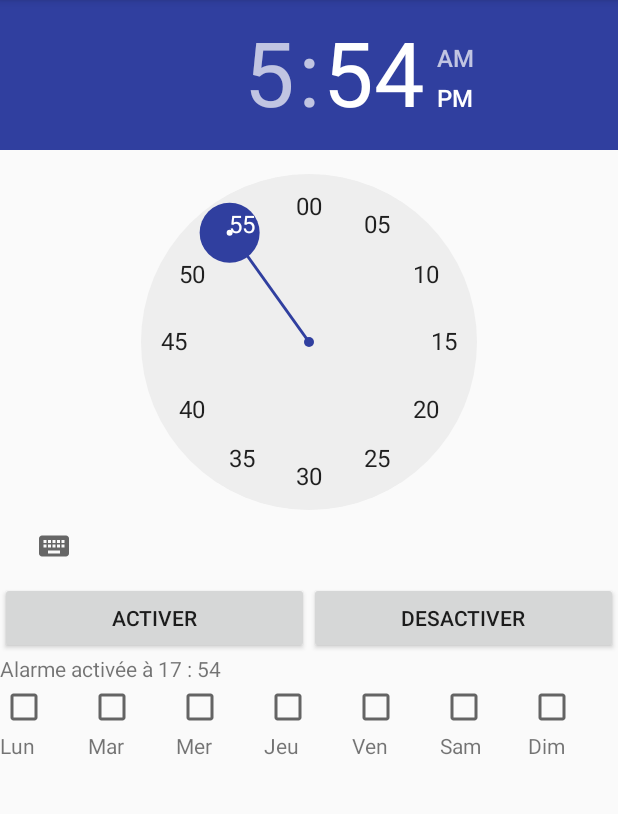
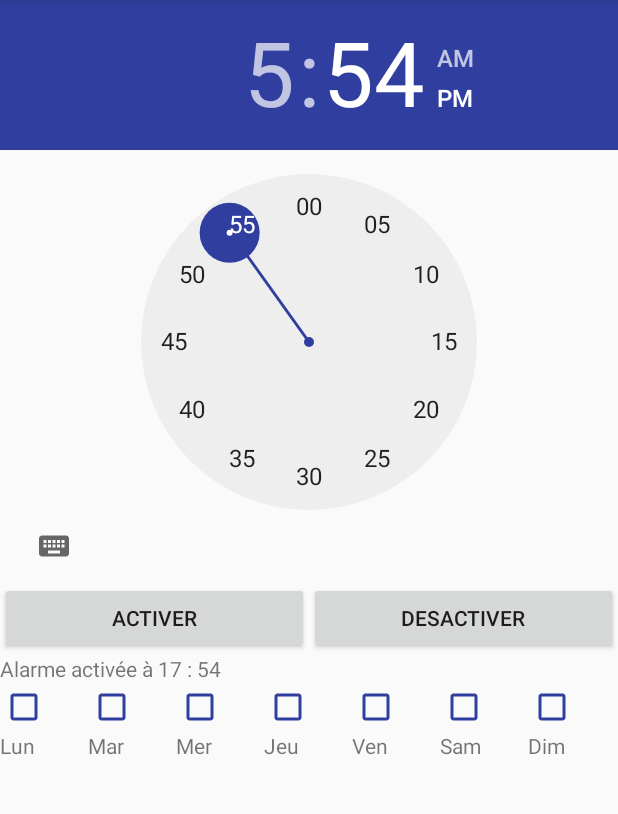
Before and after one commit to BrunoCambianica/Reveil, an Android app: the screen it shows after launch (MainActivity), after a tap on "ACTIVER", on a phone screen of 412 x 824 dp, the part 84-898 px from its top. Run offline under Robolectric (Android 15) with nearby library versions, the phone set to English and light mode, and no system bars; 1 other tap on this screen came first.

Commit message:
Ajout selection et affichage jours
non pris en compte par le reveil

```diff
--- a/app/build.gradle
+++ b/app/build.gradle
@@ -5,7 +5,7 @@ android {
     buildToolsVersion "23.0.2"
 
     defaultConfig {
-        applicationId "anna.whalealarmclock"
+        applicationId "com.example.bruno.myapplication"
         minSdkVersion 14
         targetSdkVersion 23
         versionCode 1
--- a/app/src/main/java/com/example/bruno/myapplication/MainActivity.java
+++ b/app/src/main/java/com/example/bruno/myapplication/MainActivity.java
@@ -10,8 +10,13 @@ import android.support.v7.app.AppCompatActivity;
 import android.os.Bundle;
 import android.view.View;
 import android.widget.Button;
+import android.widget.CheckBox;
 import android.widget.TextView;
 import android.widget.TimePicker;
+
+import java.util.Calendar;
+import java.util.Date;
+import java.util.GregorianCalendar;
 
 public class MainActivity extends AppCompatActivity {
 
@@ -20,12 +25,31 @@ public class MainActivity extends AppCompatActivity {
     TextView update_text;
     Context context;
     PendingIntent pending_intent;
+    String reference;
+    String days = "";
+
+    Boolean lundi;
+    Boolean mardi;
+    Boolean mercredi;
+    Boolean jeudi;
+    Boolean vendredi;
+    Boolean samedi;
+    Boolean dimanche;
+
 
     @Override
     protected void onCreate(Bundle savedInstanceState) {
         super.onCreate(savedInstanceState);
         setContentView(R.layout.activity_main);
         this.context = this;
+        // initialisation des jours demandés
+        final CheckBox monday = (CheckBox) findViewById(R.id.monday);
+        final CheckBox tuesday = (CheckBox) findViewById(R.id.tuesday);
+        final CheckBox wednesday = (CheckBox) findViewById(R.id.wednesday);
+        final CheckBox thursday = (CheckBox) findViewById(R.id.thursday);
+        final CheckBox friday = (CheckBox) findViewById(R.id.friday);
+        final CheckBox saturday = (CheckBox) findViewById(R.id.saturday);
+        final CheckBox sunday = (CheckBox) findViewById(R.id.sunday);
 
         //initialisation variables
         alarm_manager = (AlarmManager) getSystemService(ALARM_SERVICE);
@@ -47,9 +71,56 @@ public class MainActivity extends AppCompatActivity {
             @Override
             public void onClick(View v) {
 
+            //    int days = Calendar.SUNDAY + (7 - calendar.get(Calendar.DAY_OF_WEEK)); REPETE CHAQUE SEMAINE?
                 //affecter les valeurs au timepicker
+                calendar.set(Calendar.HOUR, 24);
                 calendar.set(java.util.Calendar.HOUR_OF_DAY, alarm_timepicker.getHour());
                 calendar.set(java.util.Calendar.MINUTE, alarm_timepicker.getMinute());
+
+
+                //VERIFICATION JOUR COCHES
+                if (monday.isChecked()){
+                    reference += "2";
+                    if(!days.contains("lundi")){
+                        days += "lundi";
+                    }
+                }
+                if (tuesday.isChecked()){
+                    reference += "3";
+                    if(!days.contains(" mardi")) {
+                        days += " mardi";
+                    }
+                }
+                if (wednesday.isChecked()){
+                    reference += "4";
+                    if(!days.contains(" mercredi")) {
+                        days += " mercredi";
+                    }
+                }
+                if (thursday.isChecked()){
+                    reference += "5";
+                    if(!days.contains(" jeudi")) {
+                        days += " jeudi";
+                    }
+                }
+                if (friday.isChecked()){
+                    reference += "6";
+                    if(!days.contains(" vendredi")) {
+                        days += " vendredi";
+                    }
+                }
+                if (saturday.isChecked()){
+                    reference += "7";
+                    if(!days.contains(" samedi")) {
+                        days += " samedi";
+                    }
+                }
+                if (sunday.isChecked()){
+                    reference += "1";
+                    if(!days.contains(" dimanche")) {
+                        days += " dimanche";
+                    }
+                }
 
                 //recuperer les valeurs du timepicker
                 int hour = alarm_timepicker.getHour();
@@ -64,7 +135,12 @@ public class MainActivity extends AppCompatActivity {
                     minute_string = "0" + String.valueOf(minute);
                 }
 
-                set_alarm_text("Alarme activée à " + hour_string + " : " + minute_string);
+                if (days != "") {
+                    set_alarm_text("Alarme activée à " + hour_string + " : " + minute_string + " le " + days);
+                } else{
+                    set_alarm_text("Alarme activée à " + hour_string + " : " + minute_string);
+                }
+                days = "";
 
                 my_intent.putExtra("extra", "alarm_on");
 
@@ -76,7 +152,6 @@ public class MainActivity extends AppCompatActivity {
                 alarm_manager.set(AlarmManager.RTC_WAKEUP, calendar.getTimeInMillis(),
                         pending_intent);
 
-
             }
         });
 
@@ -85,7 +160,6 @@ public class MainActivity extends AppCompatActivity {
         alarm_off.setOnClickListener(new View.OnClickListener() {
             @Override
             public void onClick(View v) {
-
                 set_alarm_text("Alarme désactivée.");
 
                 //text actualisé
@@ -103,4 +177,5 @@ public class MainActivity extends AppCompatActivity {
         update_text.setText(output);
     }
 
+
 }
--- a/app/src/main/res/layout/activity_main.xml
+++ b/app/src/main/res/layout/activity_main.xml
@@ -55,47 +55,54 @@
         android:orientation="horizontal" >
 
         <CheckBox
-            android:text=""
+            android:text=" "
             android:layout_width="0dp"
             android:layout_height="wrap_content"
             android:layout_weight=".14"
-            android:id="@+id/lundi" />
+            android:buttonTint="@color/colorPrimaryDark"
+            android:id="@+id/monday" />
+        <CheckBox
+            android:text=" "
+            android:layout_width="0dp"
+            android:layout_height="wrap_content"
+            android:layout_weight=".14"
+            android:buttonTint="@color/colorPrimaryDark"
+            android:id="@+id/tuesday" />
         <CheckBox
             android:text=""
             android:layout_width="0dp"
             android:layout_height="wrap_content"
             android:layout_weight=".14"
-            android:id="@+id/mardi" />
+            android:buttonTint="@color/colorPrimaryDark"
+            android:id="@+id/wednesday" />
         <CheckBox
             android:text=""
             android:layout_width="0dp"
             android:layout_height="wrap_content"
             android:layout_weight=".14"
-            android:id="@+id/mercredi" />
+            android:buttonTint="@color/colorPrimaryDark"
+            android:id="@+id/thursday" />
         <CheckBox
             android:text=""
             android:layout_width="0dp"
             android:layout_height="wrap_content"
             android:layout_weight=".14"
-            android:id="@+id/jeudi" />
+            android:buttonTint="@color/colorPrimaryDark"
+            android:id="@+id/friday" />
         <CheckBox
             android:text=""
             android:layout_width="0dp"
             android:layout_height="wrap_content"
             android:layout_weight=".14"
-            android:id="@+id/vendredi" />
+            android:buttonTint="@color/colorPrimaryDark"
+            android:id="@+id/saturday" />
         <CheckBox
             android:text=""
             android:layout_width="0dp"
             android:layout_height="wrap_content"
             android:layout_weight=".14"
-            android:id="@+id/samedi" />
-        <CheckBox
-            android:text=""
-            android:layout_width="0dp"
-            android:layout_height="wrap_content"
-            android:layout_weight=".14"
-            android:id="@+id/dimanche" />
+            android:buttonTint="@color/colorPrimaryDark"
+            android:id="@+id/sunday" />
 
 
     </LinearLayout>
```
Also changed, not shown: app/src/main/java/com/example/bruno/myapplication/Alarm_Receiver.java (+28 -0 lines), app/src/main/java/com/example/bruno/myapplication/RingtonePlayingService.java (+4 -3 lines).
